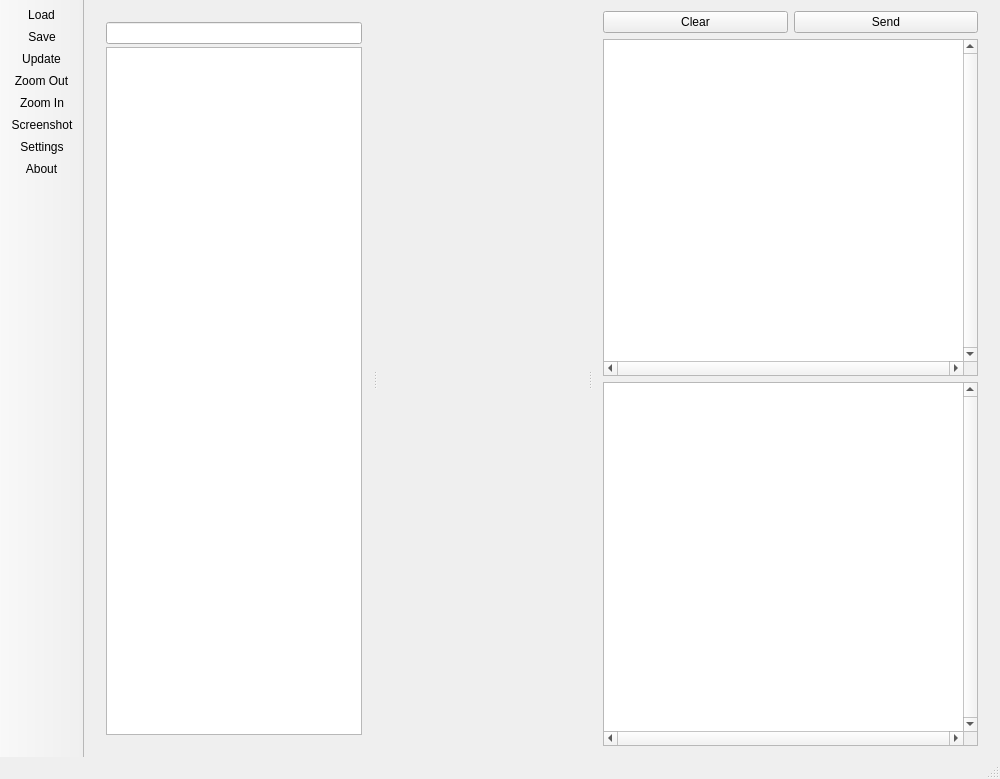
Old version of the form mainwindow.ui in the repository gamoeba/stagehand.
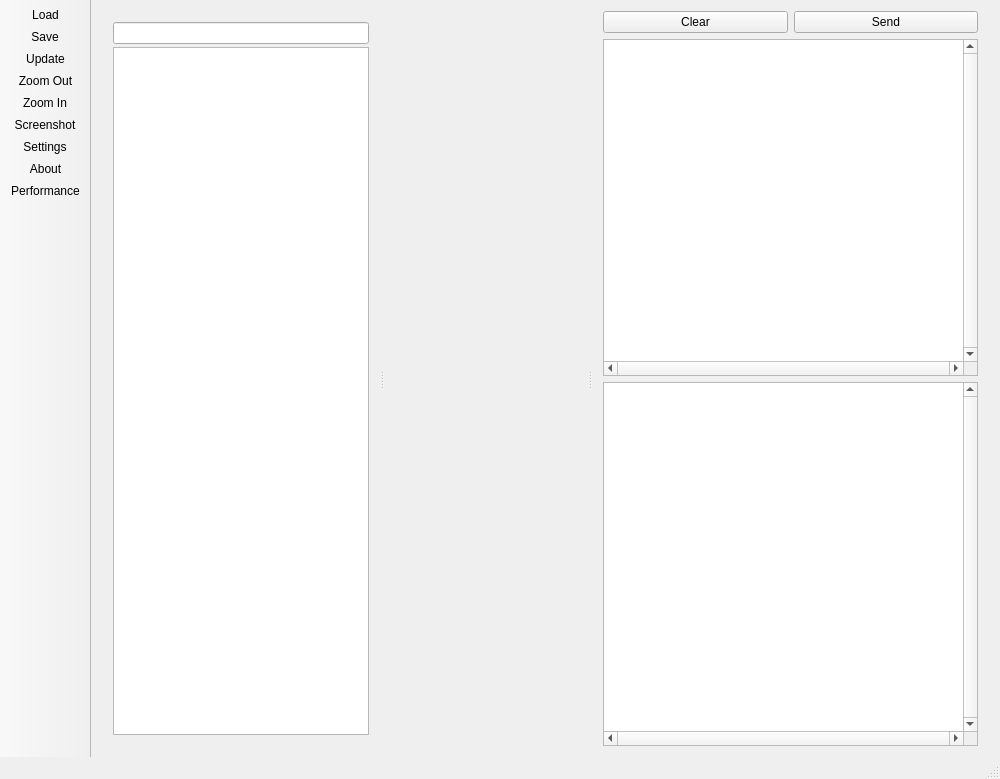
New version of the form. Icons and pictures are not drawn.

Commit message: performance viewer first commit

The edit to the form file:
```diff
--- a/mainwindow.ui
+++ b/mainwindow.ui
@@ -269,6 +269,7 @@
    <addaction name="actionScreenshot"/>
    <addaction name="actionSettings"/>
    <addaction name="actionAbout"/>
+   <addaction name="actionPerformance"/>
   </widget>
   <widget class="QStatusBar" name="statusBar"/>
   <action name="actionLoad">
@@ -357,6 +358,14 @@
     <string>Settings</string>
    </property>
   </action>
+  <action name="actionPerformance">
+   <property name="text">
+    <string>Performance</string>
+   </property>
+   <property name="toolTip">
+    <string>performance viewer</string>
+   </property>
+  </action>
  </widget>
  <layoutdefault spacing="6" margin="11"/>
  <resources>
```
Left out of the diff: 17 changed lines with no effect on the pictures. The commit also changes 7 other files.
